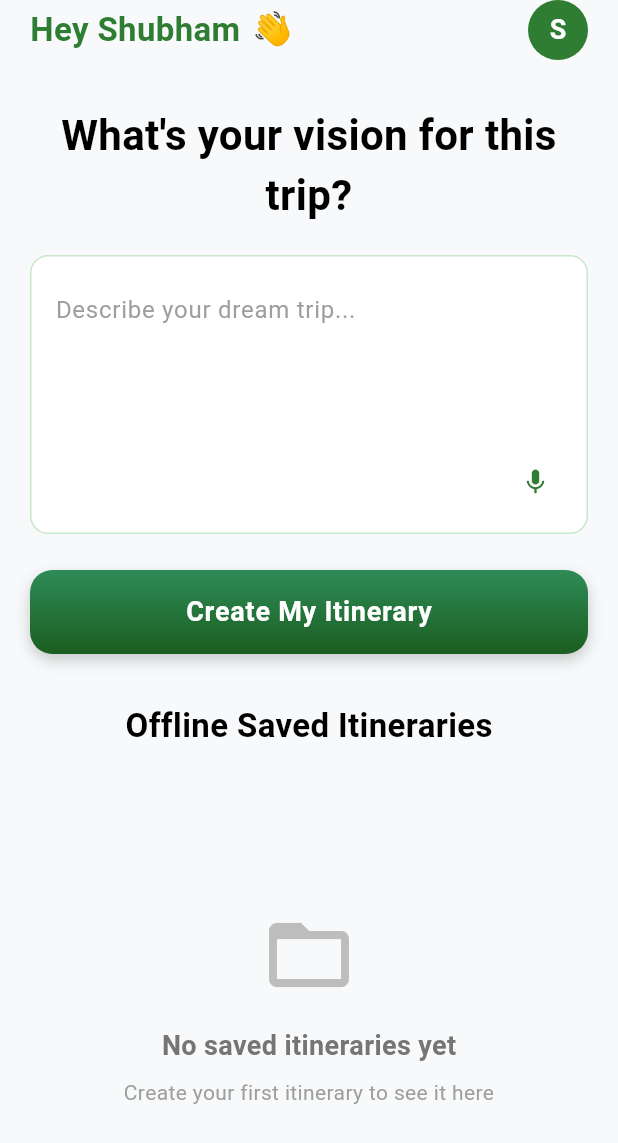
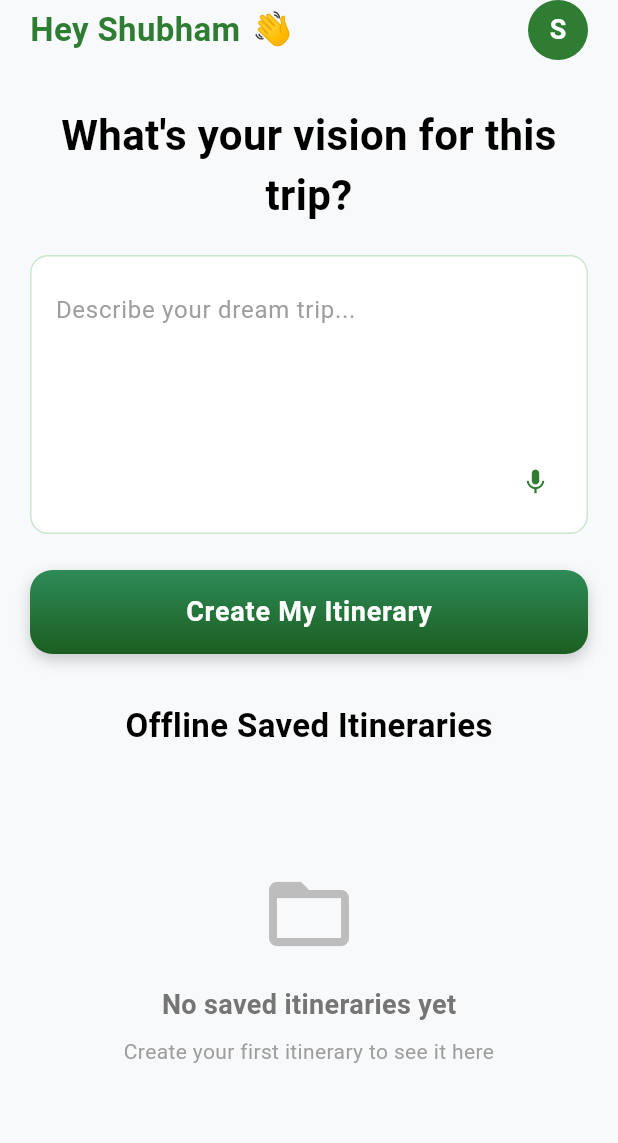
Before and after one commit to 21prnv/smart_trip_planner_flutter, a Flutter app: the screen it shows after launch, on a phone screen of 412 x 824 dp. Shown: the top 1143 px of the screen. Run offline on Flutter 3.47's test engine with Material 3 defaults, Android fonts, the phone set to English and light mode, and no system bars; our stand-ins replace connectivity_plus, firebase_ai, firebase_core, fluttertoast, hive, hive_flutter and 3 more; accounts and stored records are empty; generated files the repository leaves out were written again.

Commit message:
Remove firebase_options.dart and update UI components in HomeView and ItineraryView for improved layout and design consistency.

```diff
--- a/lib/ui/views/home/home_view.dart
+++ b/lib/ui/views/home/home_view.dart
@@ -17,14 +17,15 @@ class HomeView extends StackedView<HomeViewModel> {
     Widget? child,
   ) {
     return Scaffold(
-      backgroundColor: const Color(0xFFF8F9FA), // Off-white/cream background
+      backgroundColor: const Color(0xFFF8F9FA),
+      resizeToAvoidBottomInset: true,
       body: SafeArea(
         child: Padding(
           padding: const EdgeInsets.symmetric(horizontal: 20.0),
+          child: SingleChildScrollView(
             child: Column(
               crossAxisAlignment: CrossAxisAlignment.start,
               children: [
-              // Header with greeting
                 Row(
                   mainAxisAlignment: MainAxisAlignment.spaceBetween,
                   children: [
@@ -33,9 +34,9 @@ class HomeView extends StackedView<HomeViewModel> {
                         const Text(
                           'Hey Shubham',
                           style: TextStyle(
-                          fontSize: 22, // Large font size for greeting
+                            fontSize: 22,
                             fontWeight: FontWeight.w600,
-                          color: Color(0xFF2E7D32), // Dark green color
+                            color: Color(0xFF2E7D32),
                           ),
                         ),
                         const SizedBox(width: 8),
@@ -49,7 +50,7 @@ class HomeView extends StackedView<HomeViewModel> {
                       width: 40,
                       height: 40,
                       decoration: const BoxDecoration(
-                      color: Color(0xFF2E7D32), // Dark green background
+                        color: Color(0xFF2E7D32),
                         shape: BoxShape.circle,
                       ),
                       child: const Center(
@@ -65,33 +66,26 @@ class HomeView extends StackedView<HomeViewModel> {
                     ),
                   ],
                 ),
-
                 const SizedBox(height: 30),
-
-              // Main question - centered and very large
                 const Center(
                   child: Text(
                     "What's your vision for this trip?",
                     style: TextStyle(
-                    fontSize: 28, // Very large font size
+                      fontSize: 28,
                       fontWeight: FontWeight.bold,
                       color: Colors.black,
                     ),
                     textAlign: TextAlign.center,
                   ),
                 ),
-
                 const SizedBox(height: 20),
-
-              // Trip input area with light green border
                 Container(
                   padding: const EdgeInsets.all(16),
                   decoration: BoxDecoration(
                     color: Colors.white,
                     borderRadius: BorderRadius.circular(12),
                     border: Border.all(
-                    color: const Color(0xFF4CAF50)
-                        .withOpacity(0.3), // Light green border
+                      color: const Color(0xFF4CAF50).withOpacity(0.3),
                       width: 1,
                     ),
                   ),
@@ -110,7 +104,7 @@ class HomeView extends StackedView<HomeViewModel> {
                           ),
                         ),
                         style: const TextStyle(
-                        fontSize: 16, // Standard paragraph font size
+                          fontSize: 16,
                           color: Colors.black,
                           height: 1.4,
                         ),
@@ -126,7 +120,7 @@ class HomeView extends StackedView<HomeViewModel> {
                               padding: const EdgeInsets.all(8),
                               child: const Icon(
                                 Icons.mic,
-                              color: Color(0xFF2E7D32), // Dark green microphone
+                                color: Color(0xFF2E7D32),
                                 size: 20,
                               ),
                             ),
@@ -136,23 +130,18 @@ class HomeView extends StackedView<HomeViewModel> {
                     ],
                   ),
                 ),
-
                 const SizedBox(height: 24),
-
-              // Create itinerary button - updated to match the design exactly
                 Container(
                   width: double.infinity,
                   height: 56,
                   decoration: BoxDecoration(
-                  borderRadius:
-                      BorderRadius.circular(15), // More rounded for pill shape
+                    borderRadius: BorderRadius.circular(15),
                     gradient: const LinearGradient(
                       begin: Alignment.topCenter,
                       end: Alignment.bottomCenter,
                       colors: [
-                      Color(
-                          0xFF2E8B57), // Dark teal/deep green (lighter at top)
-                      Color(0xFF1B5E20), // Darker teal/green (darker at bottom)
+                        Color(0xFF2E8B57),
+                        Color(0xFF1B5E20),
                       ],
                     ),
                     boxShadow: [
@@ -186,30 +175,27 @@ class HomeView extends StackedView<HomeViewModel> {
                     ),
                   ),
                 ),
-
                 const SizedBox(height: 32),
-
-              // Saved itineraries section - updated to match the design exactly
                 const Center(
                   child: Text(
                     'Offline Saved Itineraries',
                     style: TextStyle(
-                    fontSize: 22, // Large, prominent font size
-                    fontWeight: FontWeight.w600, // Medium to semi-bold
+                      fontSize: 22,
+                      fontWeight: FontWeight.w600,
                       color: Colors.black,
                     ),
                   ),
                 ),
-
                 const SizedBox(height: 20),
-
-              // Saved itineraries list - updated design
-              Expanded(
+                SizedBox(
+                  height: 250,
                   child: viewModel.isBusy
                       ? const Center(child: CircularProgressIndicator())
                       : viewModel.savedConversations.isEmpty
                           ? _buildEmptyState()
                           : ListView.builder(
+                              shrinkWrap: true,
+                              physics: const NeverScrollableScrollPhysics(),
                               itemCount: viewModel.savedConversations.length,
                               itemBuilder: (context, index) {
                                 final conversation =
@@ -220,6 +206,7 @@ class HomeView extends StackedView<HomeViewModel> {
                             ),
                 ),
               ],
+            ),
           ),
         ),
       ),
@@ -268,8 +255,7 @@ class HomeView extends StackedView<HomeViewModel> {
         padding: const EdgeInsets.all(16),
         decoration: BoxDecoration(
           color: Colors.white,
-          borderRadius:
-              BorderRadius.circular(16), // Significantly rounded corners
+          borderRadius: BorderRadius.circular(16),
           boxShadow: [
             BoxShadow(
               color: Colors.black.withOpacity(0.08),
@@ -281,23 +267,21 @@ class HomeView extends StackedView<HomeViewModel> {
         ),
         child: Row(
           children: [
-            // Teal-green circular dot
             Container(
               width: 8,
               height: 8,
               decoration: const BoxDecoration(
-                color: Color(0xFF2E8B57), // Teal-green color
+                color: Color(0xFF2E8B57),
                 shape: BoxShape.circle,
               ),
             ),
             const SizedBox(width: 12),
-            // Text content
             Expanded(
               child: Text(
                 conversation.title,
                 style: const TextStyle(
                   fontSize: 16,
-                  fontWeight: FontWeight.normal, // Regular font weight
+                  fontWeight: FontWeight.normal,
                   color: Colors.black,
                   height: 1.3,
                 ),
```
Also changed, not shown: lib/ui/views/itinerary/itinerary_view.dart (+11 -36 lines), lib/firebase_options.dart (deleted). Lines whose indentation alone changed are shown as unchanged.
